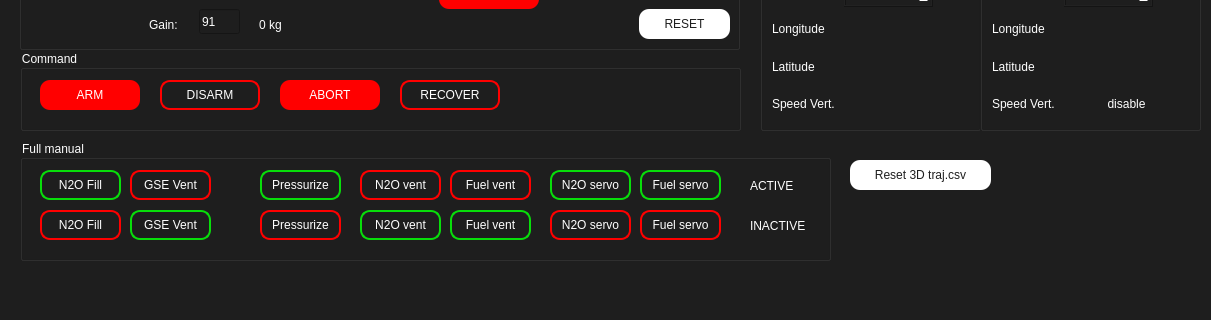
Qt form UI/GS2023.ui (LaGSdeKarlHeinz/Control) before a commit; both pictures show x 0 to 1211 and y 590 to 910 of the 1211 by 910 pixel window.
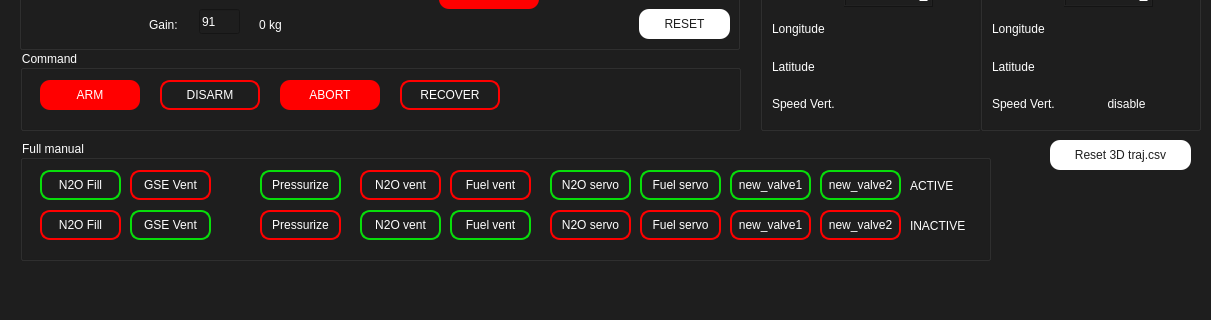
The same form after that commit. Icons and pictures are not drawn.

Commit message: added 2 buttons for the new valves

```diff
--- a/UI/GS2023.ui
+++ b/UI/GS2023.ui
@@ -2249,7 +2249,7 @@
      <rect>
       <x>20</x>
       <y>730</y>
-      <width>811</width>
+      <width>971</width>
       <height>121</height>
      </rect>
     </property>
@@ -2707,7 +2707,7 @@
     <widget class="QLabel" name="label_8">
      <property name="geometry">
       <rect>
-       <x>730</x>
+       <x>890</x>
        <y>30</y>
        <width>61</width>
        <height>31</height>
@@ -2725,7 +2725,7 @@
     <widget class="QLabel" name="label_9">
      <property name="geometry">
       <rect>
-       <x>730</x>
+       <x>890</x>
        <y>70</y>
        <width>61</width>
        <height>31</height>
@@ -2740,6 +2740,134 @@
       <string>INACTIVE</string>
      </property>
     </widget>
+    <widget class="QPushButton" name="cmd_new_valve1_active">
+     <property name="geometry">
+      <rect>
+       <x>710</x>
+       <y>30</y>
+       <width>81</width>
+       <height>30</height>
+      </rect>
+     </property>
+     <property name="styleSheet">
+      <string notr="true">QPushButton{
+color: white;
+font: 9pt &quot;Verdana&quot;;
+border-radius: 10px;
+border: 2px  solid rgb(8, 222, 10);;
+}
+QPushButton:hover {
+font: 700 9pt &quot;Verdana&quot;;
+}
+QPushButton:pressed {
+font: 700 9pt &quot;Verdana&quot;;
+background: rgb(8, 222, 10);;
+color: black;
+}</string>
+     </property>
+     <property name="text">
+      <string>new_valve1</string>
+     </property>
+     <property name="flat">
+      <bool>false</bool>
+     </property>
+    </widget>
+    <widget class="QPushButton" name="cmd_new_valve2_active">
+     <property name="geometry">
+      <rect>
+       <x>800</x>
+       <y>30</y>
+       <width>81</width>
+       <height>30</height>
+      </rect>
+     </property>
+     <property name="styleSheet">
+      <string notr="true">QPushButton{
+color: white;
+font: 9pt &quot;Verdana&quot;;
+border-radius: 10px;
+border: 2px  solid rgb(8, 222, 10);;
+}
+QPushButton:hover {
+font: 700 9pt &quot;Verdana&quot;;
+}
+QPushButton:pressed {
+font: 700 9pt &quot;Verdana&quot;;
+background: rgb(8, 222, 10);;
+color: black;
+}</string>
+     </property>
+     <property name="text">
+      <string>new_valve2</string>
+     </property>
+     <property name="flat">
+      <bool>false</bool>
+     </property>
+    </widget>
+    <widget class="QPushButton" name="cmd_new_valve_2_inactive">
+     <property name="geometry">
+      <rect>
+       <x>800</x>
+       <y>70</y>
+       <width>81</width>
+       <height>30</height>
+      </rect>
+     </property>
+     <property name="styleSheet">
+      <string notr="true">QPushButton{
+color: white;
+font: 9pt &quot;Verdana&quot;;
+border-radius: 10px;
+border: 2px  solid red;
+}
+QPushButton:hover {
+font: 700 9pt &quot;Verdana&quot;;
+}
+QPushButton:pressed {
+font: 700 9pt &quot;Verdana&quot;;
+background: red;
+color: black;
+}</string>
+     </property>
+     <property name="text">
+      <string>new_valve2</string>
+     </property>
+     <property name="flat">
+      <bool>false</bool>
+     </property>
+    </widget>
+    <widget class="QPushButton" name="cmd_new_valve1_inactive">
+     <property name="geometry">
+      <rect>
+       <x>710</x>
+       <y>70</y>
+       <width>81</width>
+       <height>30</height>
+      </rect>
+     </property>
+     <property name="styleSheet">
+      <string notr="true">QPushButton{
+color: white;
+font: 9pt &quot;Verdana&quot;;
+border-radius: 10px;
+border: 2px  solid red;
+}
+QPushButton:hover {
+font: 700 9pt &quot;Verdana&quot;;
+}
+QPushButton:pressed {
+font: 700 9pt &quot;Verdana&quot;;
+background: red;
+color: black;
+}</string>
+     </property>
+     <property name="text">
+      <string>new_valve1</string>
+     </property>
+     <property name="flat">
+      <bool>false</bool>
+     </property>
+    </widget>
    </widget>
    <widget class="QLabel" name="time_since_last_Rx_GSE">
     <property name="geometry">
@@ -2995,8 +3123,8 @@
    <widget class="QPushButton" name="reset_traj_button">
     <property name="geometry">
      <rect>
-      <x>850</x>
-      <y>750</y>
+      <x>1050</x>
+      <y>730</y>
       <width>141</width>
       <height>30</height>
      </rect>
@@ -3031,10 +3159,10 @@
    <widget class="QLabel" name="label_14">
     <property name="geometry">
      <rect>
-      <x>1020</x>
-      <y>730</y>
-      <width>161</width>
-      <height>141</height>
+      <x>1050</x>
+      <y>770</y>
+      <width>141</width>
+      <height>111</height>
      </rect>
     </property>
     <property name="styleSheet">
```
Left out of the diff: 6 changed lines with no effect on the pictures. The commit also changes 2 other files.
